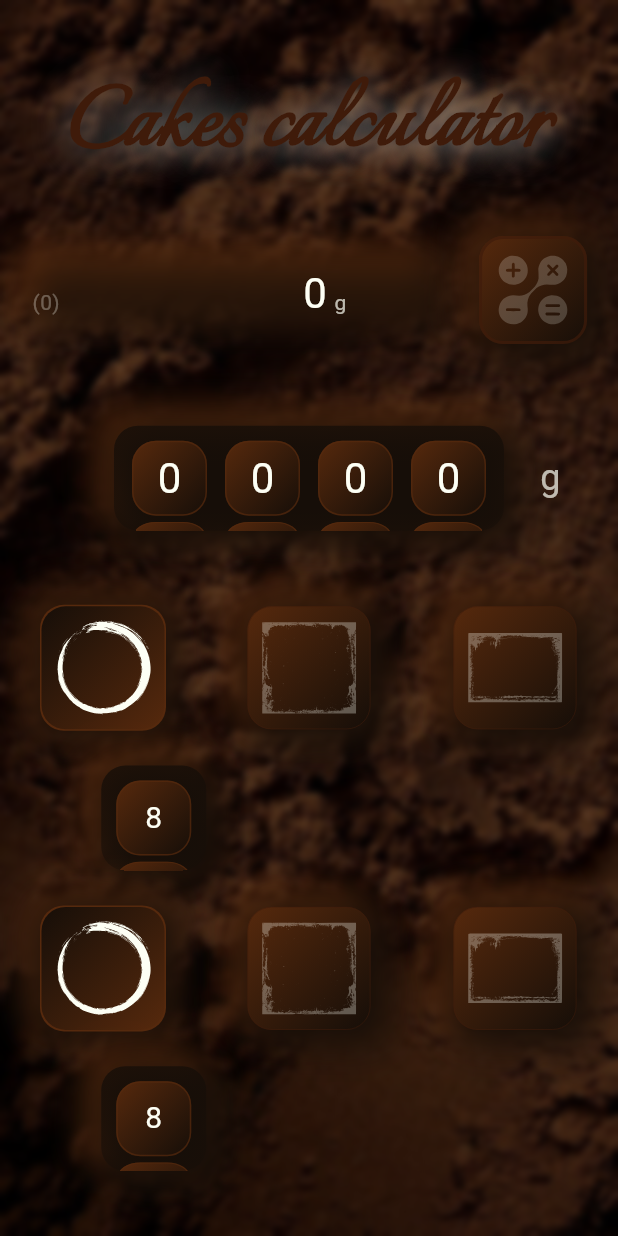
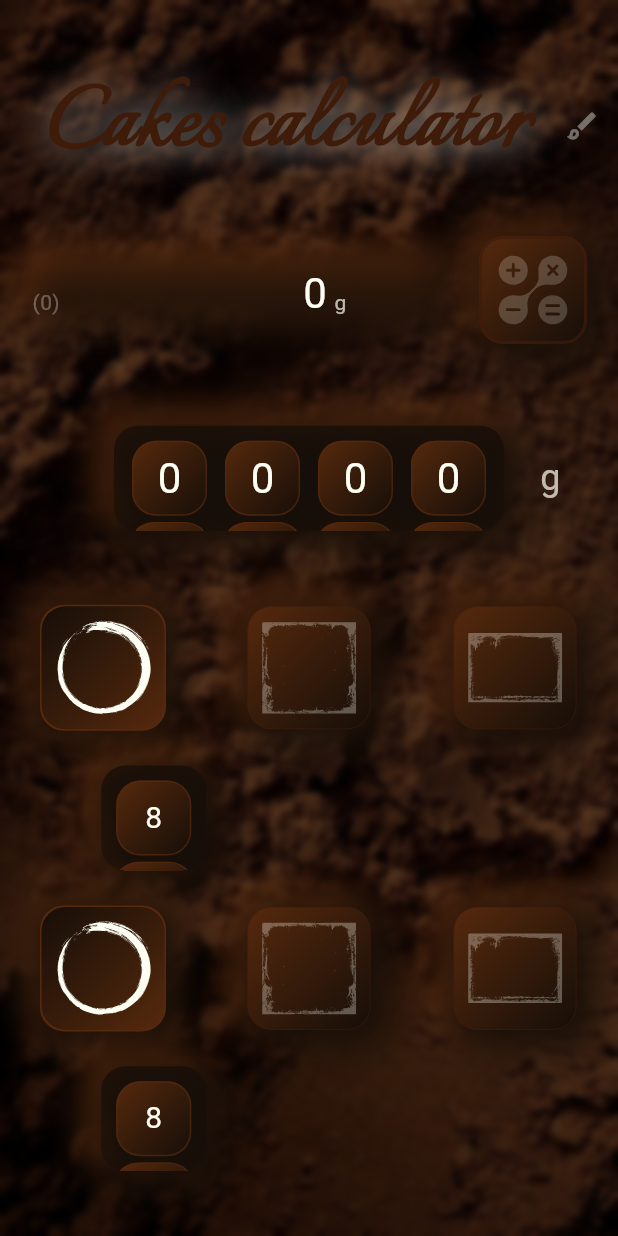
Before and after one commit to denissavishchev/cakes_calculator, a Flutter app: the screen it shows after launch, on a phone screen of 412 x 824 dp. Run offline on Flutter 3.47's test engine with Material 3 defaults, Android fonts, the phone set to English and light mode, and no system bars; our stand-ins replace flutter_svg, hive, hive_flutter; accounts and stored records are empty.

Commit message:
light theme

```diff
--- a/lib/constants.dart
+++ b/lib/constants.dart
@@ -4,3 +4,8 @@ const Color kBrown = Color(0xff3f1b0a);
 const Color kDark = Color(0xFF160e08);
 const Color kLight = Color(0xff56290d);
 const Color kWhite = Color(0xfffdfff5);
+
+const Color kBeige = Color(0xffd3c393);
+const Color kGrey = Color(0xFF957b48);
+const Color kCreme = Color(0xfff6efcd);
+// final Color kBrown = const Color(0xff3f1b0a);
--- a/lib/main_page.dart
+++ b/lib/main_page.dart
@@ -33,9 +33,12 @@ class _MainPageState extends State<MainPage> {
           return Container(
             width: size.width,
             height: size.height,
-            decoration: const BoxDecoration(
+            decoration: BoxDecoration(
               image: DecorationImage(
-                image: AssetImage("assets/images/bg.png"),
+                image: AssetImage(
+                    data.isDark
+                        ? "assets/images/bg.png"
+                        : "assets/images/bgw.png"),
                 fit: BoxFit.cover,
               ),
             ),
@@ -45,20 +48,34 @@ class _MainPageState extends State<MainPage> {
                 mainAxisAlignment: MainAxisAlignment.spaceBetween,
                 children: [
                   const SizedBox(height: 10,),
+                  Row(
+                    mainAxisAlignment: MainAxisAlignment.spaceBetween,
+                    children: [
+                      const SizedBox(width: 20,),
                       Text('Cakes calculator',
                         style: TextStyle(
                             fontSize: 72,
-                        color: kBrown,
+                            color: data.isDark ? kBrown : kWhite,
                             fontWeight: FontWeight.bold,
                             fontFamily: 'Italian',
                             shadows: [
                               Shadow(
                                 blurRadius: 30,
-                            color: kWhite.withOpacity(0.6),
+                                color: data.isDark
+                                    ? kWhite.withOpacity(0.6)
+                                    : kBrown,
                                 offset: const Offset(1, 1)
                               )
                             ]
                           ),
+                        ),
+                      IconButton(
+                          onPressed: data.changeTheme,
+                          icon: Icon(Icons.brush_outlined,
+                            color: data.isDark
+                                ? kWhite.withOpacity(0.4)
+                                : kBrown.withOpacity(0.6),))
+                    ],
                   ),
                   SizedBox(
                     width: size.width * 0.9,
@@ -72,14 +89,16 @@ class _MainPageState extends State<MainPage> {
                             decoration: BoxDecoration(
                                 borderRadius: const BorderRadius.all(Radius.circular(8)),
                                 boxShadow: [
-                                  const BoxShadow(
-                                      color: kLight,
+                                  BoxShadow(
+                                      color: data.isDark ? kLight : kCreme.withOpacity(0.5),
                                       blurRadius: 20,
                                       spreadRadius: 5,
-                                      offset: Offset(-6, -6)
+                                      offset: const Offset(-6, -6)
                                   ),
                                   BoxShadow(
-                                      color: kDark.withOpacity(0.7),
+                                      color: data.isDark
+                                          ? kDark.withOpacity(0.7)
+                                          : kGrey.withOpacity(0.6),
                                       blurRadius: 20,
                                       spreadRadius: 5,
                                       offset: const Offset(6, 6)
@@ -93,7 +112,10 @@ class _MainPageState extends State<MainPage> {
                               SizedBox(
                                   width: 56,
                                   child: Text('(${data.coefficient})',
-                                    style: TextStyle(color: kWhite.withOpacity(0.3)),)),
+                                    style: TextStyle(
+                                        color: data.isDark
+                                            ? kWhite.withOpacity(0.3)
+                                            : kBrown.withOpacity(0.5)),)),
                               SizedBox(
                                 width: 150,
                                 child: Row(
@@ -101,9 +123,14 @@ class _MainPageState extends State<MainPage> {
                                   crossAxisAlignment: CrossAxisAlignment.end,
                                   children: [
                                     Text(data.result,
-                                      style: const TextStyle(color: kWhite, fontSize: 28),),
+                                      style: TextStyle(
+                                          color: data.isDark
+                                          ? kWhite : kBrown, fontSize: 28),),
                                     const SizedBox(width: 5,),
-                                    Text('g', style: TextStyle(color: kWhite.withOpacity(0.7)),),
+                                    Text('g', style: TextStyle(
+                                        color: data.isDark
+                                        ? kWhite.withOpacity(0.7)
+                                        : kBrown.withOpacity(0.7)),),
                                   ],
                                 ),
                               ),
@@ -126,7 +153,9 @@ class _MainPageState extends State<MainPage> {
                             alignment: Alignment.centerLeft,
                               child: Text('g',
                                 style: TextStyle(
-                                    color: kWhite.withOpacity(0.7),
+                                    color: data.isDark
+                                        ? kWhite.withOpacity(0.7)
+                                        : kBrown.withOpacity(0.7),
                                     fontSize: 24),)))
                     ],
                   ),
--- a/lib/main_provider.dart
+++ b/lib/main_provider.dart
@@ -14,6 +14,13 @@ class MainProvider extends ChangeNotifier {
   String coefficient = '0';
   String mass = '0000';
   String result = '0';
+  bool isDark = true;
+
+  void changeTheme() async{
+    isDark = !isDark;
+    await box.put('theme', isDark);
+    notifyListeners();
+  }
 
   void getData(){
     topSelectedButton = box.get('top') ?? 0;
@@ -25,6 +32,7 @@ class MainProvider extends ChangeNotifier {
     mass = box.get('mass') ?? '0000';
     coefficient = box.get('coefficient') ?? '0';
     result = box.get('result') ?? '0';
+    isDark = box.get('theme') ?? true;
   }
 
   Future<void> calculate() async{
--- a/lib/widgets/calculate_button.dart
+++ b/lib/widgets/calculate_button.dart
@@ -19,33 +19,38 @@ class CalculateButton extends StatelessWidget {
           width: 72,
           height: 72,
           decoration: BoxDecoration(
-            boxShadow: const [
+            boxShadow: [
               BoxShadow(
-                  color: kLight,
+                  color: data.isDark ? kLight : kCreme,
                   blurRadius: 20,
                   spreadRadius: 5,
-                  offset: Offset(-6, -6)
+                  offset: const Offset(-6, -6)
               ),
               BoxShadow(
-                  color: kDark,
+                  color: data.isDark ? kDark : kGrey,
                   blurRadius: 20,
                   spreadRadius: 5,
-                  offset: Offset(6, 6)
+                  offset: const Offset(6, 6)
               ),
             ],
-            border: Border.all(width: 2, color: kBrown.withOpacity(0.7)),
+            border: Border.all(width: 2, color: data.isDark
+                ? kBrown.withOpacity(0.7)
+                : kBeige.withOpacity(0.5)),
             borderRadius: const BorderRadius.all(Radius.circular(16)),
-            gradient: const LinearGradient(
+            gradient: LinearGradient(
               begin: Alignment.topLeft,
               end: Alignment.bottomRight,
               colors: [
-                kLight,
-                kDark,
+                data.isDark ? kLight : kCreme,
+                data.isDark ? kDark : kGrey,
               ],
             ),
           ),
           child: Center(
-              child: IconSvg(icon: 'calculator', color: kWhite.withOpacity(0.2))),
+              child: IconSvg(icon: 'calculator',
+                  color: data.isDark
+                      ? kWhite.withOpacity(0.2)
+                      : kBrown.withOpacity(0.2))),
         ),
       );
     });
--- a/lib/widgets/mass_counter.dart
+++ b/lib/widgets/mass_counter.dart
@@ -8,31 +8,32 @@ class MassCounter extends StatelessWidget {
 
   @override
   Widget build(BuildContext context) {
+    return Consumer<MainProvider>(
+        builder: (context, data, _){
           return Container(
               width: 260,
               height: 70,
               clipBehavior: Clip.hardEdge,
               decoration: BoxDecoration(
                   borderRadius: const BorderRadius.all(Radius.circular(16)),
-            boxShadow: const [
+                  boxShadow: [
                     BoxShadow(
-                  color: kLight,
+                        color: data.isDark ? kLight : kCreme,
                         blurRadius: 20,
                         spreadRadius: 5,
-                  offset: Offset(-6, -6)
+                        offset: const Offset(-6, -6)
                     ),
                     BoxShadow(
-                  color: kDark,
+                        color: data.isDark ? kDark : kGrey,
                         blurRadius: 20,
                         spreadRadius: 5,
-                  offset: Offset(6, 6)
+                        offset: const Offset(6, 6)
                     ),
                   ],
                   gradient: LinearGradient(
                       colors: [
-                kDark.withOpacity(0.5),
-                kDark.withOpacity(0.8),
-
+                        data.isDark ? kDark.withOpacity(0.5) : kGrey.withOpacity(0.5),
+                        data.isDark ? kDark.withOpacity(0.8) : kGrey.withOpacity(0.8),
                       ],
                       begin: Alignment.bottomCenter,
                       end: Alignment.topCenter,
@@ -44,6 +45,7 @@ class MassCounter extends StatelessWidget {
                 }),
               )
           );
+        });
   }
 }
 
@@ -67,7 +69,6 @@ class Mass extends StatelessWidget {
                       data.mass.toString().substring(order, order + 1)),
               ),
               onSelectedItemChanged: (index) {
-                // FocusManager.instance.primaryFocus?.unfocus();
                 data.setMass(index, order);
               },
               physics: const FixedExtentScrollPhysics(),
@@ -75,19 +76,23 @@ class Mass extends StatelessWidget {
               children: List.generate(10, (index){
                 return Container(
                   decoration: BoxDecoration(
-                    border: Border.all(width: 1, color: kLight.withOpacity(0.7)),
+                    border: Border.all(width: 1, color: data.isDark
+                        ? kLight.withOpacity(0.7)
+                        : kCreme.withOpacity(0.7)),
                     borderRadius: const BorderRadius.all(Radius.circular(16)),
-                    gradient: const LinearGradient(
+                    gradient: LinearGradient(
                       begin: Alignment.topLeft,
                       end: Alignment.bottomRight,
                       colors: [
-                        kLight,
-                        kDark,
+                        data.isDark ? kLight : kCreme,
+                        data.isDark ? kDark : kGrey,
                       ],
                     ),
                   ),
                   child: Center(child: Text('$index',
-                      style: const TextStyle(color: kWhite, fontSize: 28))),
+                      style: TextStyle(
+                          color: data.isDark ? kWhite : kBrown,
+                          fontSize: 28))),
                 );
               } ),
             ),
--- a/lib/widgets/shape_buttons.dart
+++ b/lib/widgets/shape_buttons.dart
@@ -32,7 +32,7 @@ class ShapeButtons extends StatelessWidget {
                         borderRadius: const BorderRadius.all(Radius.circular(16)),
                         boxShadow: [
                           BoxShadow(
-                              color: kLight,
+                              color: data.isDark ? kLight : kCreme,
                               blurRadius: 20,
                               spreadRadius: 5,
                               offset: top
@@ -42,7 +42,7 @@ class ShapeButtons extends StatelessWidget {
                                   ? const Offset(-3, -3) : const Offset(-6, -6)
                           ),
                           BoxShadow(
-                              color: kDark,
+                              color: data.isDark ? kDark : kGrey,
                               blurRadius: 20,
                               spreadRadius: 5,
                               offset: top
@@ -81,20 +81,23 @@ class ElseContainer extends StatelessWidget {
         builder: (context, data, _){
           return Container(
               decoration: BoxDecoration(
-                border: Border.all(width: 0.5, color: kBrown.withOpacity(0.7)),
+                border: Border.all(width: 0.5,
+                    color: data.isDark
+                        ? kBrown.withOpacity(0.7)
+                        : kBeige.withOpacity(0.7)),
                 borderRadius: const BorderRadius.all(Radius.circular(16)),
-                gradient: const LinearGradient(
+                gradient: LinearGradient(
                   begin: Alignment.topLeft,
                   end: Alignment.bottomRight,
                   colors: [
-                    kLight,
-                    kDark,
+                    data.isDark ? kLight : kCreme,
+                    data.isDark ? kDark : kGrey,
                   ],
                 ),
               ),
               child: IconSvg(
                 icon: data.buttonImages[index],
-                color: kWhite.withOpacity(0.3),));
+                color: data.isDark ? kWhite.withOpacity(0.3) : kBrown.withOpacity(0.3),));
         });
   }
 }
@@ -111,10 +114,14 @@ class IfContainer extends StatelessWidget {
     return Consumer<MainProvider>(
         builder: (context, data, _){
           return Container(
-            decoration: const BoxDecoration(
+            decoration: BoxDecoration(
               boxShadow: [
-                BoxShadow(color: kDark, blurRadius: 1, spreadRadius: 0),
-                BoxShadow(color: kLight, blurRadius: 2, spreadRadius: 5),
+                BoxShadow(
+                    color: data.isDark ? kDark : kGrey,
+                    blurRadius: 1, spreadRadius: 0),
+                BoxShadow(
+                    color: data.isDark ? kLight : kCreme,
+                    blurRadius: 2, spreadRadius: 5),
               ],
               borderRadius: BorderRadius.all(Radius.circular(16)),
               color: kBrown,
@@ -122,13 +129,14 @@ class IfContainer extends StatelessWidget {
                 begin: Alignment.topLeft,
                 end: Alignment.bottomRight,
                 colors: [
-                  kDark,
-                  kLight,
+                  data.isDark ? kDark : kGrey,
+                  data.isDark ? kLight : kCreme,
                 ],
               ),
             ),
             child: IconSvg(
-              icon: data.buttonImages[index], color: kWhite,),
+              icon: data.buttonImages[index],
+              color: data.isDark ? kWhite : kBrown,),
           );
         });
   }
--- a/lib/widgets/size_scroll.dart
+++ b/lib/widgets/size_scroll.dart
@@ -20,24 +20,24 @@ class SizeScroll extends StatelessWidget {
             clipBehavior: Clip.hardEdge,
             decoration: BoxDecoration(
                 borderRadius: const BorderRadius.all(Radius.circular(16)),
-                boxShadow: const [
+                boxShadow: [
                   BoxShadow(
-                      color: kLight,
+                      color: data.isDark ? kLight : kCreme,
                       blurRadius: 20,
                       spreadRadius: 5,
-                      offset: Offset(-6, -6)
+                      offset: const Offset(-6, -6)
                   ),
                   BoxShadow(
-                      color: kDark,
+                      color: data.isDark ? kDark : kGrey,
                       blurRadius: 20,
                       spreadRadius: 5,
-                      offset: Offset(6, 6)
+                      offset: const Offset(6, 6)
                   ),
                 ],
                 gradient: LinearGradient(
                     colors: [
-                      kDark.withOpacity(0.5),
-                      kDark.withOpacity(0.8),
+                      data.isDark ? kDark.withOpacity(0.5) : kGrey.withOpacity(0.5),
+                      data.isDark ? kDark.withOpacity(0.8) : kGrey.withOpacity(0.8),
 
                     ],
                     begin: Alignment.bottomCenter,
@@ -51,7 +51,6 @@ class SizeScroll extends StatelessWidget {
                       : data.rd - 8
               ),
               onSelectedItemChanged: (index) {
-                // FocusManager.instance.primaryFocus?.unfocus();
                 data.sizeScroll(location, index + 8);
               },
               physics: const FixedExtentScrollPhysics(),
@@ -60,20 +59,24 @@ class SizeScroll extends StatelessWidget {
                 return Container(
                   width: 50,
                     decoration: BoxDecoration(
-                      border: Border.all(width: 1, color: kLight.withOpacity(0.7)),
+                      border: Border.all(width: 1,
+                          color: data.isDark
+                              ? kLight.withOpacity(0.7)
+                              : kCreme.withOpacity(0.7)),
                       borderRadius: const BorderRadius.all(Radius.circular(16)),
-                      gradient: const LinearGradient(
+                      gradient: LinearGradient(
                         begin: Alignment.topLeft,
                         end: Alignment.bottomRight,
                         colors: [
-                          kLight,
-                          kDark,
+                          data.isDark ? kLight : kCreme,
+                          data.isDark ? kDark : kGrey,
                         ],
                       ),
                     ),
                     child: Center(
                         child: Text('${index + 8}',
-                          style: const TextStyle(color: kWhite, fontSize: 20),))
+                          style: TextStyle(
+                              color: data.isDark ? kWhite : kBrown, fontSize: 20),))
                 );
               } ),
             ),
```
Also changed, not shown: assets/images/bgw.png (added). Lines whose indentation alone changed are shown as unchanged.
